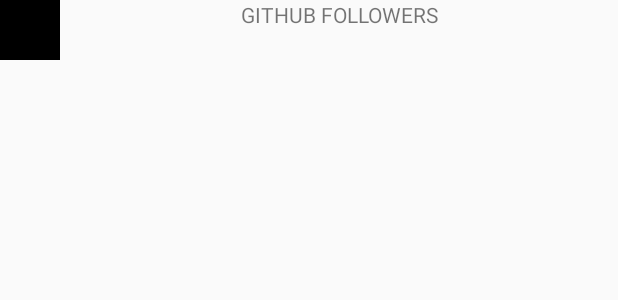
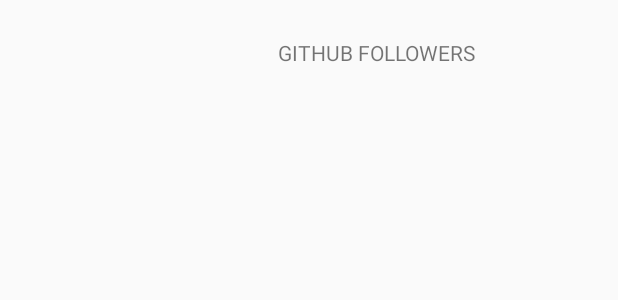
Before and after one commit to SergiVera/Minimo2, an Android app: the layout item_follower.xml on its own in the app's theme, with its tools: preview values and no code run, on a phone screen of 412 x 824 dp. Shown: the top 300 px of the screen. Run offline under Robolectric (Android 15) with nearby library versions, the phone set to English and light mode, and no system bars.

Commit message:
final commit

```diff
--- a/app/src/main/res/layout/item_follower.xml
+++ b/app/src/main/res/layout/item_follower.xml
@@ -1,14 +1,17 @@
 <?xml version="1.0" encoding="utf-8"?>
 <LinearLayout
     xmlns:android="http://schemas.android.com/apk/res/android" android:layout_width="match_parent"
-    android:layout_height="match_parent">
+    android:layout_height="wrap_content"
+    android:padding="10dp">
 
     <ImageView
         android:id="@+id/photoFollower"
-        android:layout_width="40dp"
-        android:layout_height="40dp"
+        android:layout_width="60dp"
+        android:layout_height="60dp"
         android:layout_gravity="center_horizontal"
-        android:background="@color/colorAccent"/>
+        android:contentDescription="TODO"
+        android:layout_marginLeft="15dp"
+        android:layout_marginRight="30dp"/>
 
     <TextView
         android:id="@+id/followerNameView"
@@ -16,6 +19,9 @@
         android:layout_height="wrap_content"
         android:gravity="center_horizontal"
         android:text="@string/app_name"
-        android:textAllCaps="true"/>
+        android:textAllCaps="true"
+        android:layout_marginTop="15dp"
+        android:layout_marginBottom="15dp"
+        android:layout_marginRight="15dp"/>
 
 </LinearLayout>
```
Also changed, not shown: app/src/main/java/dsa/eetac/upc/edu/FollowersActivity.java (+9 -5 lines), app/src/main/java/dsa/eetac/upc/edu/Recycler.java (+19 -10 lines).
